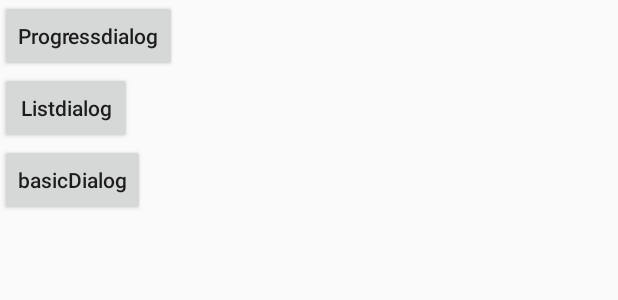
After one commit to augusWuDotan/augus_exampl_debug, an Android app: the layout activity_progress.xml on its own in the app's theme, with its tools: preview values and no code run, on a phone screen of 412 x 824 dp. The commit adds this screen. Shown: the top 300 px of the screen. Run offline under Robolectric (Android 15) with nearby library versions, the phone set to English and light mode, and no system bars.

Commit message:
add dialog test [progress|list|basic]

```diff
--- a/app/build.gradle
+++ b/app/build.gradle
@@ -57,4 +57,6 @@ dependencies {
     annotationProcessor "com.github.hotchemi:permissionsdispatcher-processor:3.0.1"
     //fb
     compile 'com.facebook.android:facebook-android-sdk:[4,5)'
+    //dialog
+    compile 'com.afollestad.material-dialogs:core:0.9.6.0'
 }
--- a/app/src/main/AndroidManifest.xml
+++ b/app/src/main/AndroidManifest.xml
@@ -55,6 +55,7 @@
         <activity android:name=".PetDebugActivity"></activity>
         <activity android:name=".PermissionActivity"></activity>
         <activity android:name=".FaceBookDemoActivity"></activity>
+        <activity android:name=".DialogActivity"></activity>
     </application>
 
 </manifest>
--- a/app/src/main/java/com/wdtpr/augus/debugnetexample/MainActivity.java
+++ b/app/src/main/java/com/wdtpr/augus/debugnetexample/MainActivity.java
@@ -5,7 +5,6 @@ import android.os.Bundle;
 import android.support.v7.app.AppCompatActivity;
 
 public class MainActivity extends AppCompatActivity {
-
 
     // store 2 //customer 17 //pet 5
     @Override
@@ -15,11 +14,13 @@ public class MainActivity extends AppCompatActivity {
         //camplay
 //            startActivity(new Intent(this,CamplayDebugActivity.class));
         //Pet
-        startActivity(new Intent(this, PetDebugActivity.class));
+//        startActivity(new Intent(this, PetDebugActivity.class));
         //permission
 //        startActivity(new Intent(this, PermissionActivity.class));
         //fb
 //        startActivity(new Intent(this, FaceBookDemoActivity.class));
+        //progress
+                startActivity(new Intent(this, DialogActivity.class));
 
     }
 
--- /dev/null
+++ b/app/src/main/res/layout/activity_progress.xml
@@ -0,0 +1,39 @@
+<?xml version="1.0" encoding="utf-8"?>
+<RelativeLayout xmlns:android="http://schemas.android.com/apk/res/android"
+    xmlns:app="http://schemas.android.com/apk/res-auto"
+    xmlns:tools="http://schemas.android.com/tools"
+    android:layout_width="match_parent"
+    android:layout_height="match_parent"
+    tools:context="com.wdtpr.augus.debugnetexample.MainActivity">
+
+    <Button
+        android:id="@+id/btn01"
+        android:layout_width="wrap_content"
+        android:layout_height="wrap_content"
+        android:layout_alignParentLeft="true"
+        android:layout_alignParentTop="true"
+        android:onClick="ProgressDialog"
+        android:text="Progressdialog"
+        android:textAllCaps="false"
+        tools:ignore="OnClick" />
+
+    <Button
+        android:id="@+id/btn02"
+        android:layout_width="wrap_content"
+        android:layout_height="wrap_content"
+        android:layout_below="@+id/btn01"
+        android:onClick="ListDialog"
+        android:text="Listdialog"
+        android:textAllCaps="false"
+        tools:ignore="OnClick" />
+
+    <Button
+        android:id="@+id/btn03"
+        android:layout_width="wrap_content"
+        android:layout_height="wrap_content"
+        android:layout_below="@+id/btn02"
+        android:onClick="basicDialog"
+        android:text="basicDialog"
+        android:textAllCaps="false"
+        tools:ignore="OnClick" />
+</RelativeLayout>
--- a/build.gradle
+++ b/build.gradle
@@ -6,7 +6,6 @@ buildscript {
         google()
         jcenter()
         maven { url 'http://oss.jfrog.org/artifactory/oss-snapshot-local/' }
-
         mavenCentral()//fb
     }
     dependencies {
```
Also changed, not shown: app/src/main/java/com/wdtpr/augus/debugnetexample/DialogActivity.java (added, +135 -0 lines).
